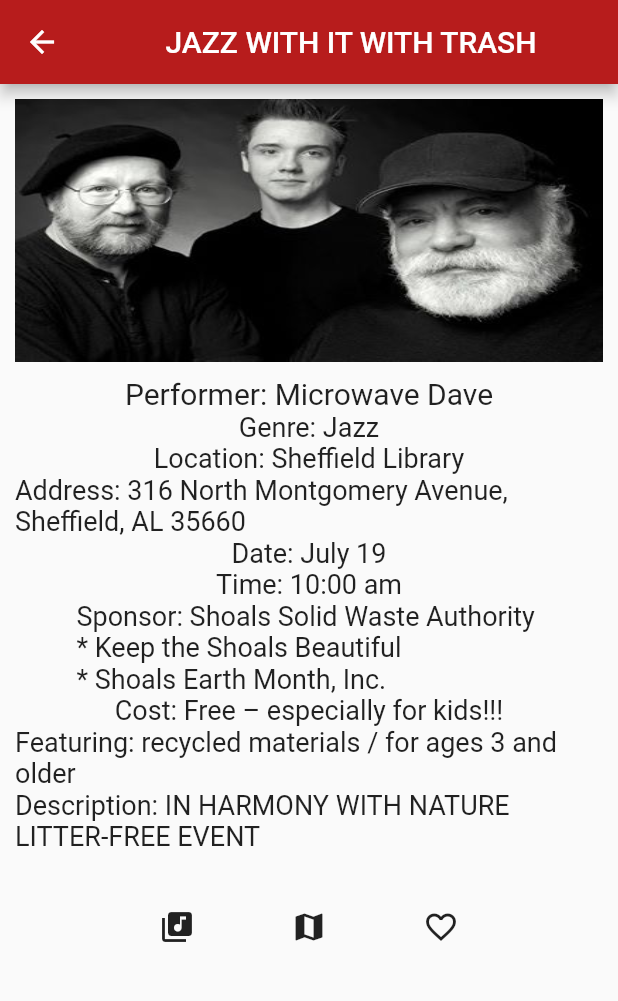
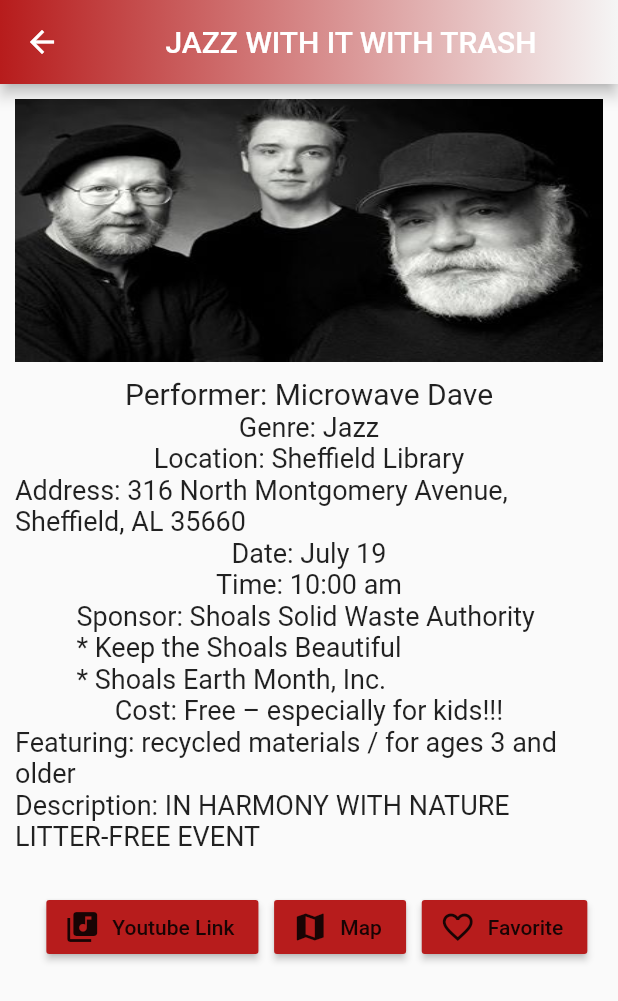
Before and after one commit to obilano/HandyApp, a Flutter app: the JazzPage screen opened directly, after a tap on "JAZZ WITH IT WITH TRASH", on a phone screen of 412 x 824 dp. Shown: the top 1001 px of the screen. Run offline on Flutter 3.47's test engine with Material 2 defaults, Android fonts, the phone set to English and light mode, and no system bars; drawn by our look-alikes of auto_size_text; our stand-ins replace gradient_app_bar, photo_view, rflutter_alert, webview_flutter; network calls fail.

Commit message:
Modified icons

```diff
--- a/lib/misc/pageEventInfoLayout.dart
+++ b/lib/misc/pageEventInfoLayout.dart
@@ -2,6 +2,7 @@ import 'package:flutter/cupertino.dart';
 import 'package:flutter/material.dart';
 import 'package:handy_app/misc/handywebview.dart';
 import 'package:auto_size_text/auto_size_text.dart';
+import 'package:gradient_app_bar/gradient_app_bar.dart';
 
 class pageInfo extends StatelessWidget {
   final Color bgrColor;
@@ -43,11 +44,12 @@ class pageInfo extends StatelessWidget {
   Widget build(BuildContext context) {
     return Scaffold(
       resizeToAvoidBottomPadding: false,
-      appBar: AppBar(
+      appBar: GradientAppBar(
+        backgroundColorStart: bgrColor,
+        backgroundColorEnd: Colors.grey[100],
         automaticallyImplyLeading: true,
-        backgroundColor: bgrColor,
         title: Center(
-          child: Text(event),
+          child: AutoSizeText(event, overflow: TextOverflow.visible),
         ),
         leading: IconButton(
           //back button
@@ -109,10 +111,11 @@ class pageInfo extends StatelessWidget {
                   minFontSize: 18,
                 ),
               new Row(
-                mainAxisAlignment: MainAxisAlignment.center,
+                mainAxisAlignment: MainAxisAlignment.spaceEvenly,
                 children: <Widget>[
                   Padding(padding: EdgeInsets.only(top: 100.0)),
-                  new FlatButton(
+                  new RaisedButton.icon(
+                    color: bgrColor,
                     onPressed: () {
                       Navigator.of(context).push(
                         new MaterialPageRoute(
@@ -124,10 +127,13 @@ class pageInfo extends StatelessWidget {
                         ),
                       );
                     },
-                    child: Icon(Icons.library_music),
+                    icon: Icon(Icons.library_music),
+                    label: Text("Youtube Link"),
                   ),
-                  new FlatButton(
+                  new RaisedButton.icon(
+                    color: bgrColor,
                     onPressed: () {
+                      'Map';
                       Navigator.of(context).push(
                         MaterialPageRoute(
                           builder: (BuildContext context) => new HandyWebView(
@@ -138,9 +144,11 @@ class pageInfo extends StatelessWidget {
                         ),
                       );
                     },
-                    child: Icon(Icons.map),
+                    icon: Icon(Icons.map),
+                    label: Text("Map"),
                   ),
-                  new FlatButton(
+                  new RaisedButton.icon(
+                    color: bgrColor,
                     //favorite needs a function that collects fav data
                     onPressed: () {
                       Navigator.of(context).push(
@@ -153,7 +161,8 @@ class pageInfo extends StatelessWidget {
                         ),
                       );
                     },
-                    child: Icon(Icons.favorite_border),
+                    icon: Icon(Icons.favorite_border),
+                    label: Text("Favorite"),
                   ),
                 ],
               ),
--- a/lib/pages/allevents.dart
+++ b/lib/pages/allevents.dart
@@ -1,15 +1,17 @@
 import 'package:flutter/material.dart';
 import 'package:handy_app/misc/genreLayout.dart';
 import 'package:handy_app/misc/eventClasses.dart';
+import 'package:gradient_app_bar/gradient_app_bar.dart';
 
 class allEventsPage extends StatelessWidget {
   final Color bgrColor = Colors.teal[900];
   @override
   Widget build(BuildContext context) {
     return Scaffold(
-      appBar: AppBar(
+      appBar: GradientAppBar(
+        backgroundColorStart: bgrColor,
+        backgroundColorEnd: Colors.teal[100],
         automaticallyImplyLeading: true,
-        backgroundColor: bgrColor,
         title: Center(
           child: Text('All Events      '),
         ),
--- a/lib/pages/art.dart
+++ b/lib/pages/art.dart
@@ -1,14 +1,16 @@
 import 'package:flutter/material.dart';
 import 'package:handy_app/misc/handywebview.dart';
+import 'package:gradient_app_bar/gradient_app_bar.dart';
 
 class ArtPage extends StatelessWidget {
   final Color bgrColor = Colors.orange[300];
   @override
   Widget build(BuildContext context) {
     return Scaffold(
-      appBar: AppBar(
+      appBar: GradientAppBar(
+        backgroundColorStart: bgrColor,
+        backgroundColorEnd: Colors.deepOrange[100],
         automaticallyImplyLeading: true,
-        backgroundColor: ArtPage().bgrColor,
         title: Center(
           child: Text('Art Festivities     '),
         ),
--- a/lib/pages/blues.dart
+++ b/lib/pages/blues.dart
@@ -1,15 +1,17 @@
 import 'package:flutter/material.dart';
 import 'package:handy_app/misc/eventClasses.dart';
 import 'package:handy_app/misc/genreLayout.dart';
+import 'package:gradient_app_bar/gradient_app_bar.dart';
 
 class BluesPage extends StatelessWidget {
   final Color bgrColor = Colors.green;
   @override
   Widget build(BuildContext context) {
     return Scaffold(
-      appBar: AppBar(
+      appBar: GradientAppBar(
+        backgroundColorStart: bgrColor,
+        backgroundColorEnd: Colors.green[100],
         automaticallyImplyLeading: true,
-        backgroundColor: BluesPage().bgrColor,
         title: Center(
           child: Text('Blues         '),
         ),
--- a/lib/pages/food.dart
+++ b/lib/pages/food.dart
@@ -1,14 +1,16 @@
 import 'package:flutter/material.dart';
 import 'package:handy_app/misc/handywebview.dart';
+import 'package:gradient_app_bar/gradient_app_bar.dart';
 
 class FoodPage extends StatelessWidget {
   final Color bgrColor = Colors.amber[100];
   @override
   Widget build(BuildContext context) {
     return Scaffold(
-      appBar: AppBar(
+      appBar: GradientAppBar(
+        backgroundColorStart: Colors.amber[300],
+        backgroundColorEnd: bgrColor,
         automaticallyImplyLeading: true,
-        backgroundColor: FoodPage().bgrColor,
         title: Center(
           child: Text('Food         '),
         ),
--- a/lib/pages/jazz.dart
+++ b/lib/pages/jazz.dart
@@ -2,15 +2,17 @@ import 'package:flutter/cupertino.dart';
 import 'package:flutter/material.dart';
 import 'package:handy_app/misc/genreLayout.dart';
 import 'package:handy_app/misc/eventClasses.dart';
+import 'package:gradient_app_bar/gradient_app_bar.dart';
 
 class JazzPage extends StatelessWidget {
   final Color bgrColor = Colors.red[900];
   @override
   Widget build(BuildContext context) {
     return Scaffold(
-      appBar: AppBar(
+      appBar: GradientAppBar(
+        backgroundColorStart: bgrColor,
+        backgroundColorEnd: Colors.red[200],
         automaticallyImplyLeading: true,
-        backgroundColor: JazzPage().bgrColor,
         title: Center(
           child: Text('Jazz          '),
         ),
--- a/lib/pages/misc.dart
+++ b/lib/pages/misc.dart
@@ -1,15 +1,17 @@
 import 'package:flutter/material.dart';
 import 'package:flutter/widgets.dart';
 import 'package:photo_view/photo_view.dart';
+import 'package:gradient_app_bar/gradient_app_bar.dart';
 
 class MiscPage extends StatelessWidget {
   final Color bgrColor = Colors.red[300];
   @override
   Widget build(BuildContext context) {
     return Scaffold(
-      appBar: AppBar(
+      appBar: GradientAppBar(
+        backgroundColorStart: bgrColor,
+        backgroundColorEnd: Colors.red[100],
         automaticallyImplyLeading: true,
-        backgroundColor: MiscPage().bgrColor,
         title: Center(
           child: Text('Misc         '),
         ),
--- a/lib/pages/rock.dart
+++ b/lib/pages/rock.dart
@@ -1,15 +1,17 @@
 import 'package:flutter/material.dart';
 import 'package:handy_app/misc/eventClasses.dart';
 import 'package:handy_app/misc/genreLayout.dart';
+import 'package:gradient_app_bar/gradient_app_bar.dart';
 
 class RockPage extends StatelessWidget {
   final Color bgrColor = Colors.deepOrange[300];
   @override
   Widget build(BuildContext context) {
     return Scaffold(
-      appBar: AppBar(
+      appBar: GradientAppBar(
+        backgroundColorStart: bgrColor,
+        backgroundColorEnd: Colors.deepOrange[100],
         automaticallyImplyLeading: true,
-        backgroundColor: RockPage().bgrColor,
         title: Center(
           child: Text('Rocks        '),
         ),
--- a/lib/pages/schedule.dart
+++ b/lib/pages/schedule.dart
@@ -1,13 +1,15 @@
 import 'package:flutter/material.dart';
+import 'package:gradient_app_bar/gradient_app_bar.dart';
 
 class allSchedulePage extends StatelessWidget {
   final Color bgrColor = Colors.indigo[900];
   @override
   Widget build(BuildContext context) {
     return Scaffold(
-      appBar: AppBar(
+      appBar: GradientAppBar(
+        backgroundColorStart: bgrColor,
+        backgroundColorEnd: Colors.indigo[300],
         automaticallyImplyLeading: true,
-        backgroundColor: allSchedulePage().bgrColor,
         title: Center(
           child: Text('View Schedule     '),
         ),
```
Also changed, not shown: lib/main.dart (+3 -4 lines), lib/pages/home.dart (+5 -5 lines), pubspec.yaml (+16 -1 lines), fonts/Jelytta.ttf (added), pubspec.lock, 2 other files.
